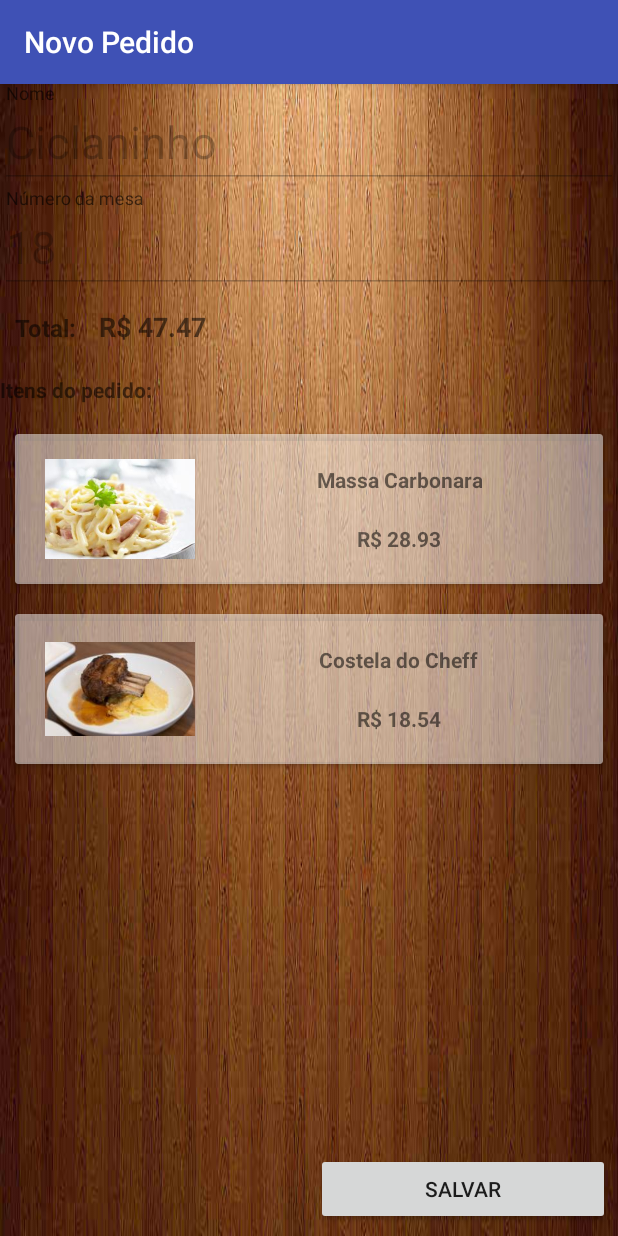
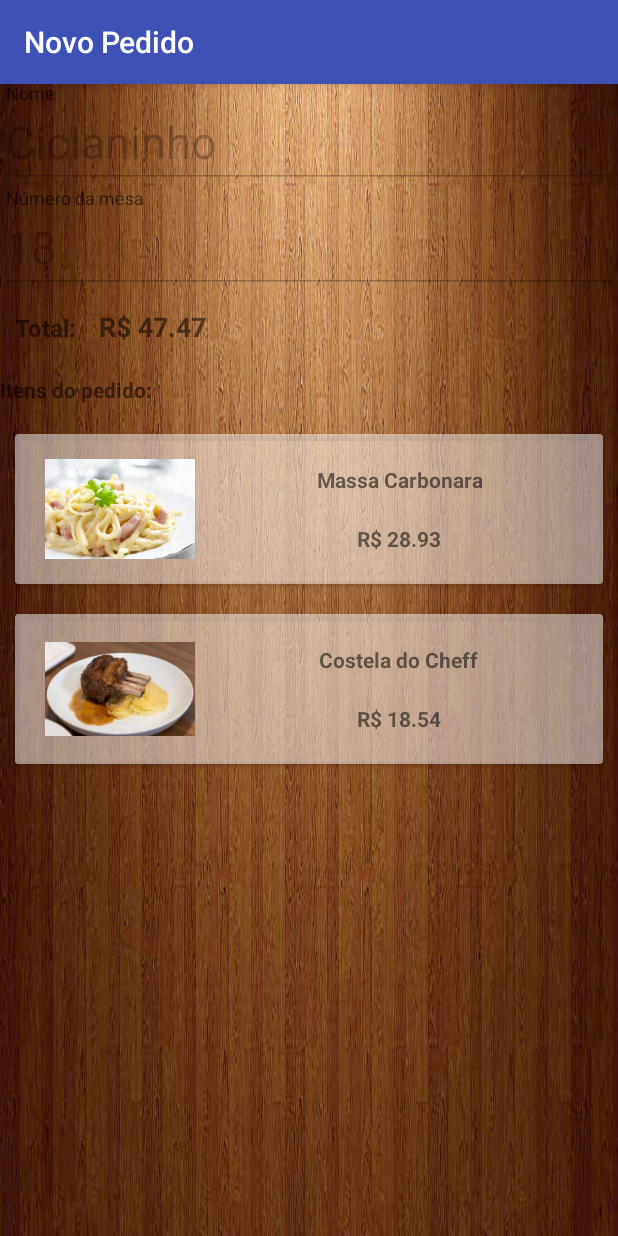
Before and after one commit to wschenkel/restaurante-android, an Android app: the screen it shows after launch (NovoPedido), after a tap on an icon or button, on a phone screen of 412 x 824 dp. Run offline under Robolectric (Android 15) with nearby library versions, the phone set to English and light mode, and no system bars.

Commit message:
Salvar itens do pedido

```diff
--- a/RestauranteAndroid/app/src/main/java/com/example/krauser/restauranteandroid/activity/NovoPedido.java
+++ b/RestauranteAndroid/app/src/main/java/com/example/krauser/restauranteandroid/activity/NovoPedido.java
@@ -45,14 +45,15 @@ public class NovoPedido extends BaseActivity {
         txtTotal = (TextView) findViewById(R.id.ttValorTotal);
 
         btnItens= (Button) findViewById(R.id.btnItensPedido);
+        if(pedido == null)
+            pedido = (Pedido)getIntent().getSerializableExtra("pedido");
 
-        pedido = (Pedido)getIntent().getSerializableExtra("pedido");
-        if(pedido != null){
+        if(pedido == null)
+            pedido = new Pedido();
+        else{
             disabilitarCampos();
             preencherDadosPedido();
         }
-        else
-            pedido = new Pedido();
 
         btnItens.setOnClickListener(new View.OnClickListener() {
             public void onClick(View v) {
@@ -67,6 +68,7 @@ public class NovoPedido extends BaseActivity {
         txtNome.setEnabled(false);
         txtMesa.setEnabled(false);
         btnItens.setVisibility(View.INVISIBLE);
+        findViewById(R.id.btnSalvar).setVisibility(View.INVISIBLE);
     }
 
     private void preencherDadosPedido(){
@@ -95,7 +97,7 @@ public class NovoPedido extends BaseActivity {
     public void salvar(View view){
         try{
             pedido.nome = txtNome.getText().toString();
-            pedido.mesa = Integer.valueOf(txtNome.getText().toString());
+            pedido.mesa = Integer.valueOf(txtMesa.getText().toString());
             new PedidoRepositorio(this).inserir(pedido);
             finish();
         }catch(Exception ex){
--- a/RestauranteAndroid/app/src/main/java/com/example/krauser/restauranteandroid/adapter/PedidoListAdapter.java
+++ b/RestauranteAndroid/app/src/main/java/com/example/krauser/restauranteandroid/adapter/PedidoListAdapter.java
@@ -41,7 +41,7 @@ public class PedidoListAdapter extends RecyclerView.Adapter<PedidoListAdapter.Vi
         final Pedido pedido = listPedido.get(position);
         holder.txtMesa.setText(String.format("Mesa: %s", pedido.mesa));
         holder.txtData.setText(pedido.data);
-        holder.txtResumo.setText(pedido.resumo);
+        holder.txtResumo.setText(pedido.getResumo());
         final Context context = activity;
         holder.cardView.setOnClickListener(new View.OnClickListener() {
             @Override
--- a/RestauranteAndroid/app/src/main/java/com/example/krauser/restauranteandroid/infra/db/CreateDatabase.java
+++ b/RestauranteAndroid/app/src/main/java/com/example/krauser/restauranteandroid/infra/db/CreateDatabase.java
@@ -49,7 +49,7 @@ public class CreateDatabase extends SQLiteOpenHelper{
     private void inserirPedidosPreDefinidos(SQLiteDatabase db){
         String sql = "INSERT INTO " + Constants.PEDIDO_TABLE + " (nome, mesa, resumo, data) VALUES ('%s', %s, '%s', '%s')";
         for(Pedido p : Pedido.getPedidosIniciais())
-            db.execSQL(String.format(sql, p.nome, p.mesa, p.resumo, p.data));
+            db.execSQL(String.format(sql, p.nome, p.mesa, p.getResumo(), p.data));
     }
 
     private void inserirItensPreDefinidos(SQLiteDatabase db) {
--- a/RestauranteAndroid/app/src/main/java/com/example/krauser/restauranteandroid/infra/repositorio/PedidoRepositorio.java
+++ b/RestauranteAndroid/app/src/main/java/com/example/krauser/restauranteandroid/infra/repositorio/PedidoRepositorio.java
@@ -37,12 +37,17 @@ public class PedidoRepositorio {
 
         values.put("nome", pedido.nome);
         values.put("mesa", pedido.mesa);
-        values.put("resumo", pedido.resumo);
+        values.put("resumo", pedido.getResumo());
         values.put("observacao", pedido.observacao);
         values.put("data", pedido.data);
 
         try{
             db.insertOrThrow(Constants.PEDIDO_TABLE, null, values);
+
+            Cursor cursor;
+            cursor = db.rawQuery("SELECT MAX(id) AS id FROM " + Constants.PEDIDO_TABLE, null);
+            cursor.moveToFirst();
+            pedido.id = cursor.getInt(cursor.getColumnIndex("id"));
             for(Item i : pedido.itens){
                 values = new ContentValues();
                 values.put("idItem", i.id);
@@ -60,7 +65,6 @@ public class PedidoRepositorio {
         List<Pedido> pedidos = new ArrayList<>();
 
         Cursor cursor;
-        String[] campos =  {"id", "nome", "mesa", "total", "resumo", "data"};
         SQLiteDatabase db = create.getReadableDatabase();
 
         cursor = db.rawQuery("SELECT ip.idItem, ip.idPedido, p.nome, p.mesa, p.total, p.resumo, p.data, " +
@@ -82,7 +86,6 @@ public class PedidoRepositorio {
                 p.id = cursor.getInt(cursor.getColumnIndex("idPedido"));
                 p.nome = cursor.getString(cursor.getColumnIndex("nome"));
                 p.mesa = cursor.getInt(cursor.getColumnIndex("mesa"));
-                p.resumo = cursor.getString(cursor.getColumnIndex("resumo"));
                 p.data = cursor.getString(cursor.getColumnIndex("data"));
                 pedidos.add(p);
                 id = idAtual;
--- a/RestauranteAndroid/app/src/main/java/com/example/krauser/restauranteandroid/model/Pedido.java
+++ b/RestauranteAndroid/app/src/main/java/com/example/krauser/restauranteandroid/model/Pedido.java
@@ -15,10 +15,10 @@ public class Pedido implements Comparable<Pedido>, Serializable{
     public int id;
     public String nome;
     public int mesa;
-    public String resumo;
     public String observacao;
     public String data;
     public List<Item> itens;
+    private String resumo;
 
     public Pedido(){
         itens = new ArrayList<>();
@@ -29,6 +29,20 @@ public class Pedido implements Comparable<Pedido>, Serializable{
         for(Item i : itens)
             valor += i.valor;
         return valor;
+    }
+
+    public String getResumo() {
+        if(resumo != null && !resumo.isEmpty())
+            return resumo;
+
+        String descricao = "";
+        for(Item i : itens)
+            descricao += String.format(i.titulo + " | ");
+        return descricao.substring(0, descricao.length() - 3) + ".";
+    }
+
+    public void setResumo(String resumo) {
+        this.resumo = resumo;
     }
 
     public static String getSqlCreateTable(){
@@ -49,7 +63,7 @@ public class Pedido implements Comparable<Pedido>, Serializable{
         pedido.nome = "Fulaninha";
         pedido.mesa = 7;
         pedido.data = "09/07/17 - 13:30";
-        pedido.resumo = "Champagne, CINNAMON OBLIVION, BLOOMIN’ ONION ...";
+        pedido.setResumo("Champagne, CINNAMON OBLIVION, BLOOMIN’ ONION ...");
 
         pedidos.add(pedido);
 
@@ -57,7 +71,7 @@ public class Pedido implements Comparable<Pedido>, Serializable{
         pedido.nome = "Ciclaninho";
         pedido.mesa = 18;
         pedido.data = "30/08/17 - 09:45";
-        pedido.resumo = "Absolut, Pave de limão, X salada ...";
+        pedido.setResumo("Absolut, Pave de limão, X salada ...");
 
         pedidos.add(pedido);
 
```
